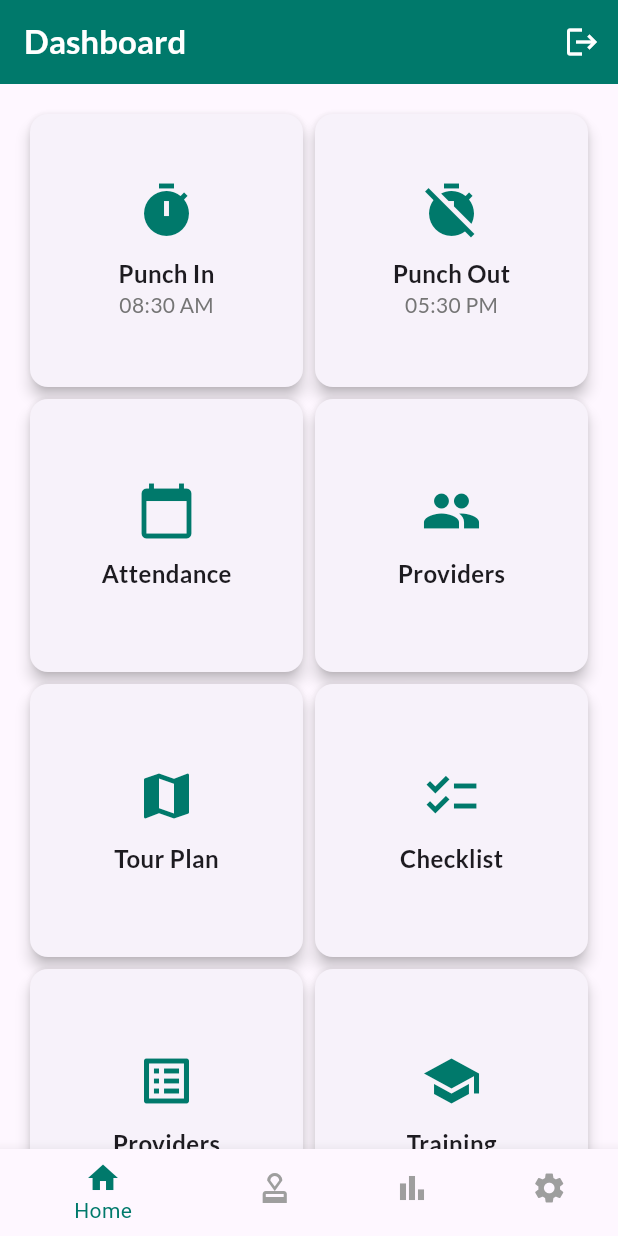
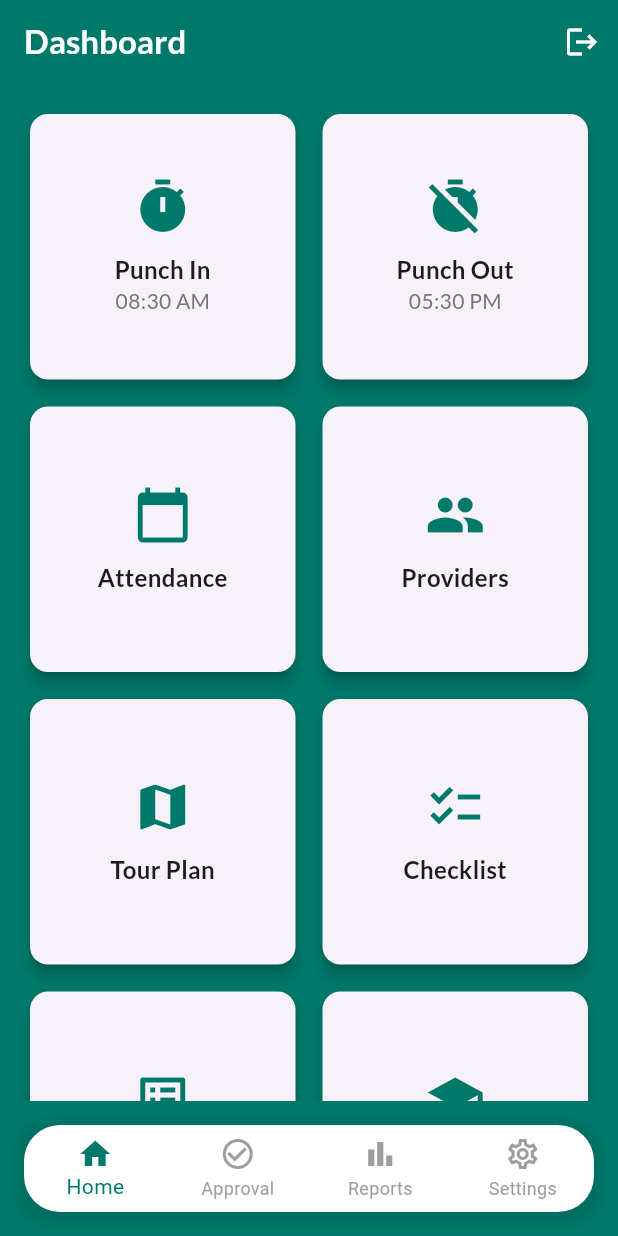
Before and after one commit to arshuvocse/eProgramApps, a Flutter app: the DashboardView screen opened by its route, on a phone screen of 412 x 824 dp. Run offline on Flutter 3.47's test engine with Material 3 defaults, Android fonts, the phone set to English and light mode, and no system bars; our stand-ins replace go_router, google_fonts.

```diff
--- a/lib/main.dart
+++ b/lib/main.dart
@@ -5,6 +5,7 @@ import 'viewmodels/auth_viewmodel.dart';
 import 'router.dart';
 
 void main() {
+  WidgetsFlutterBinding.ensureInitialized();
   runApp(const MyApp());
 }
 
--- a/lib/router.dart
+++ b/lib/router.dart
@@ -2,6 +2,7 @@
 import 'package:go_router/go_router.dart';
 import 'package:myapp/views/dashboard_view.dart';
 import 'package:myapp/views/login_view.dart';
+import 'package:myapp/views/splash_view.dart';
 import 'viewmodels/auth_viewmodel.dart';
 
 class AppRouter {
@@ -11,9 +12,14 @@ class AppRouter {
 
   late final router = GoRouter(
     refreshListenable: authViewModel,
+    initialLocation: '/',
     routes: [
       GoRoute(
         path: '/',
+        builder: (context, state) => const SplashView(),
+      ),
+      GoRoute(
+        path: '/login',
         builder: (context, state) => const LoginView(),
         redirect: (context, state) {
           if (authViewModel.isAuthenticated) {
@@ -27,7 +33,7 @@ class AppRouter {
         builder: (context, state) => const DashboardView(),
         redirect: (context, state) {
           if (!authViewModel.isAuthenticated) {
-            return '/';
+            return '/login';
           }
           return null;
         },
--- a/lib/views/dashboard_view.dart
+++ b/lib/views/dashboard_view.dart
@@ -4,16 +4,38 @@ import 'package:google_fonts/google_fonts.dart';
 import 'package:provider/provider.dart';
 import '../viewmodels/auth_viewmodel.dart';
 
-class DashboardView extends StatelessWidget {
+class DashboardView extends StatefulWidget {
   const DashboardView({super.key});
+
+  @override
+  State<DashboardView> createState() => _DashboardViewState();
+}
+
+class _DashboardViewState extends State<DashboardView> {
+  int _selectedIndex = 0;
+
+  void _onItemTapped(int index) {
+    setState(() {
+      _selectedIndex = index;
+    });
+  }
+
+  static const List<Widget> _widgetOptions = <Widget>[
+    DashboardGrid(),
+    ApprovalPage(),
+    ReportsPage(),
+    SettingsPage(),
+  ];
 
   @override
   Widget build(BuildContext context) {
     final authViewModel = Provider.of<AuthViewModel>(context, listen: false);
 
     return Scaffold(
+      backgroundColor: Colors.teal.shade700,
       appBar: AppBar(
-        backgroundColor: Colors.teal.shade700,
+        backgroundColor: Colors.transparent,
+        elevation: 0,
         title: Text(
           'Dashboard',
           style: GoogleFonts.lato(
@@ -30,9 +52,73 @@ class DashboardView extends StatelessWidget {
           ),
         ],
       ),
-      body: GridView.count(
+      body: Center(
+        child: _widgetOptions.elementAt(_selectedIndex),
+      ),
+      bottomNavigationBar: Container(
+        margin: const EdgeInsets.all(16.0),
+        decoration: BoxDecoration(
+          color: Colors.white,
+          borderRadius: BorderRadius.circular(24),
+          boxShadow: [
+            BoxShadow(
+              color: Colors.black.withOpacity(0.1),
+              spreadRadius: 5,
+              blurRadius: 7,
+              offset: const Offset(0, 3),
+            ),
+          ],
+        ),
+        child: ClipRRect(
+          borderRadius: BorderRadius.circular(24),
+          child: BottomNavigationBar(
+            items: const <BottomNavigationBarItem>[
+              BottomNavigationBarItem(
+                icon: Icon(Icons.home_outlined),
+                activeIcon: Icon(Icons.home),
+                label: 'Home',
+              ),
+              BottomNavigationBarItem(
+                icon: Icon(Icons.check_circle_outline),
+                activeIcon: Icon(Icons.check_circle),
+                label: 'Approval',
+              ),
+              BottomNavigationBarItem(
+                icon: Icon(Icons.bar_chart_outlined),
+                activeIcon: Icon(Icons.bar_chart),
+                label: 'Reports',
+              ),
+              BottomNavigationBarItem(
+                icon: Icon(Icons.settings_outlined),
+                activeIcon: Icon(Icons.settings),
+                label: 'Settings',
+              ),
+            ],
+            currentIndex: _selectedIndex,
+            onTap: _onItemTapped,
+            selectedItemColor: Colors.teal.shade700,
+            unselectedItemColor: Colors.grey,
+            showUnselectedLabels: true,
+            type: BottomNavigationBarType.fixed,
+            backgroundColor: Colors.transparent,
+            elevation: 0,
+          ),
+        ),
+      ),
+    );
+  }
+}
+
+class DashboardGrid extends StatelessWidget {
+  const DashboardGrid({super.key});
+
+  @override
+  Widget build(BuildContext context) {
+    return GridView.count(
       crossAxisCount: 2,
       padding: const EdgeInsets.all(16.0),
+      mainAxisSpacing: 10,
+      crossAxisSpacing: 10,
       children: <Widget>[
         _buildDashboardItem(context, 'Punch In', '08:30 AM', Icons.timer),
         _buildDashboardItem(context, 'Punch Out', '05:30 PM', Icons.timer_off),
@@ -43,29 +129,6 @@ class DashboardView extends StatelessWidget {
         _buildDashboardItem(context, 'Providers', '', Icons.list_alt),
         _buildDashboardItem(context, 'Training', '', Icons.school),
       ],
-      ),
-      bottomNavigationBar: BottomNavigationBar(
-        items: const <BottomNavigationBarItem>[
-          BottomNavigationBarItem(
-            icon: Icon(Icons.home),
-            label: 'Home',
-          ),
-          BottomNavigationBarItem(
-            icon: Icon(Icons.approval),
-            label: 'Approval',
-          ),
-          BottomNavigationBarItem(
-            icon: Icon(Icons.bar_chart),
-            label: 'Reports',
-          ),
-          BottomNavigationBarItem(
-            icon: Icon(Icons.settings),
-            label: 'Settings',
-          ),
-        ],
-        selectedItemColor: Colors.teal.shade700,
-        unselectedItemColor: Colors.grey,
-      ),
     );
   }
 
@@ -78,6 +141,7 @@ class DashboardView extends StatelessWidget {
       ),
       child: InkWell(
         onTap: () {},
+        borderRadius: BorderRadius.circular(12),
         child: Padding(
           padding: const EdgeInsets.all(16.0),
           child: Column(
@@ -87,6 +151,7 @@ class DashboardView extends StatelessWidget {
               const SizedBox(height: 10),
               Text(
                 title,
+                textAlign: TextAlign.center,
                 style: GoogleFonts.lato(
                   fontWeight: FontWeight.bold,
                   fontSize: 16,
@@ -107,3 +172,45 @@ class DashboardView extends StatelessWidget {
     );
   }
 }
+
+class ApprovalPage extends StatelessWidget {
+  const ApprovalPage({super.key});
+
+  @override
+  Widget build(BuildContext context) {
+    return Center(
+      child: Text(
+        'Approval Page',
+        style: GoogleFonts.lato(fontSize: 24, color: Colors.white),
+      ),
+    );
+  }
+}
+
+class ReportsPage extends StatelessWidget {
+  const ReportsPage({super.key});
+
+  @override
+  Widget build(BuildContext context) {
+    return Center(
+      child: Text(
+        'Reports Page',
+        style: GoogleFonts.lato(fontSize: 24, color: Colors.white),
+      ),
+    );
+  }
+}
+
+class SettingsPage extends StatelessWidget {
+  const SettingsPage({super.key});
+
+  @override
+  Widget build(BuildContext context) {
+    return Center(
+      child: Text(
+        'Settings Page',
+        style: GoogleFonts.lato(fontSize: 24, color: Colors.white),
+      ),
+    );
+  }
+}
--- a/pubspec.yaml
+++ b/pubspec.yaml
@@ -37,6 +37,10 @@ dependencies:
   provider: ^6.1.5+1
   go_router: ^16.3.0
   google_fonts: ^6.3.2
+  flutter_native_splash: ^2.4.7
+  sqflite: ^2.4.2
+  path_provider: ^2.1.5
+  shared_preferences: ^2.5.3
 
 dev_dependencies:
   flutter_test:
```
Also changed, not shown: lib/viewmodels/auth_viewmodel.dart (+16 -8 lines), lib/views/login_view.dart (+46 -108 lines), pubspec.lock. Lines whose indentation alone changed are shown as unchanged.
